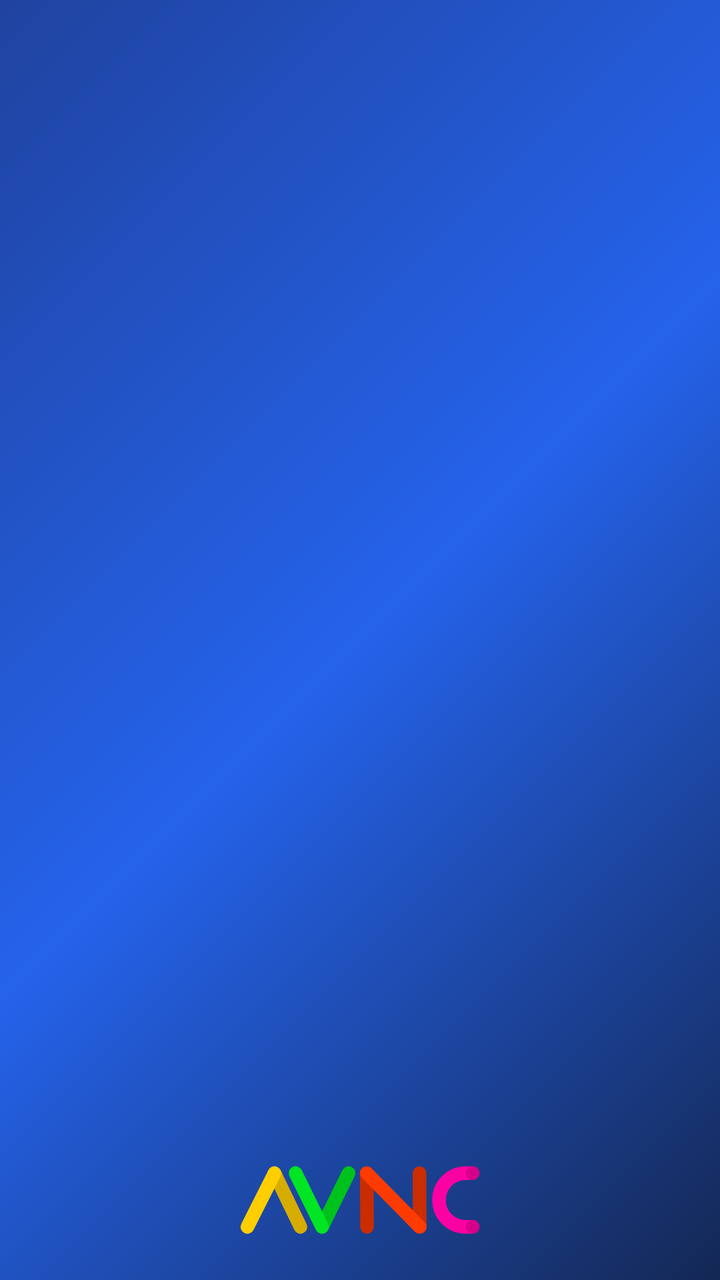
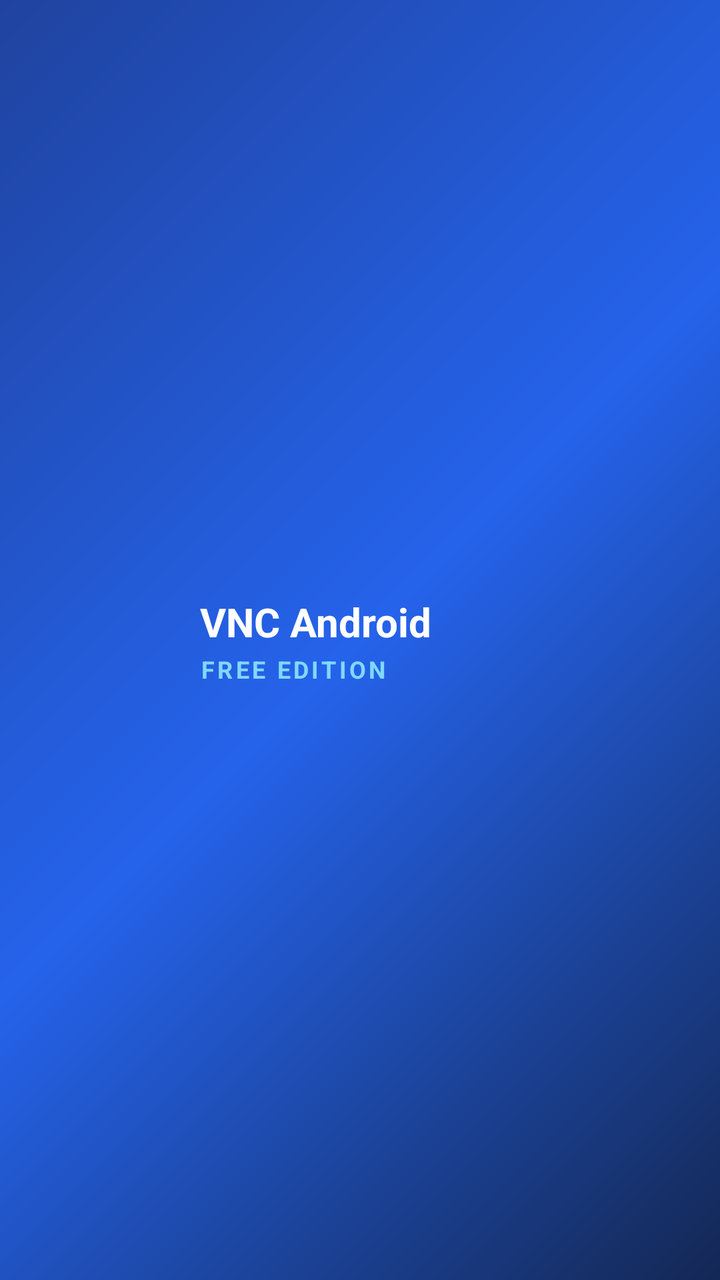

Before-and-after screenshots of an Android layout around one commit, followed by the original layout XML and the change that was made.
<!-- AndroidManifest.xml: application theme App.Theme -->
<!-- res/layout/home_drawer_header.xml -->
<?xml version="1.0" encoding="utf-8"?>
<FrameLayout xmlns:android="http://schemas.android.com/apk/res/android"
    android:layout_width="match_parent"
    android:layout_height="126dp">

    <ImageView
        android:layout_width="match_parent"
        android:layout_height="match_parent"
        android:importantForAccessibility="no"
        android:scaleType="centerCrop"
        android:src="@drawable/ic_launcher_background" />

    <ImageView
        android:layout_width="160dp"
        android:layout_height="80dp"
        android:layout_gravity="center_horizontal|bottom"
        android:importantForAccessibility="no"
        android:src="@drawable/ic_wordmark" />
</FrameLayout>
<!-- resources referenced by this layout -->
<resources>
  <!-- drawable ic_launcher_background (drawable) -->
  <?xml version="1.0" encoding="utf-8"?>
  <vector xmlns:android="http://schemas.android.com/apk/res/android"
      xmlns:aapt="http://schemas.android.com/aapt"
      android:width="108dp"
      android:height="108dp"
      android:viewportWidth="108"
      android:viewportHeight="108">
      <path
          android:pathData="M0,0h108v108h-108z">
          <aapt:attr name="android:fillColor">
              <gradient
                  android:startX="0"
                  android:startY="0"
                  android:endX="108"
                  android:endY="108"
                  android:type="linear">
                  <item android:color="#FF1E3A8A" android:offset="0.0" />
                  <item android:color="#FF2563EB" android:offset="0.5" />
                  <item android:color="#FF0F172A" android:offset="1.0" />
              </gradient>
          </aapt:attr>
      </path>
  </vector>
  <!-- drawable ic_wordmark: vector/xml drawable (drawable, 4077 chars, omitted) -->
  <style name="App.Theme" parent="App.BaseTheme">
          <item name="appBarLayoutStyle">@style/Widget.MaterialComponents.AppBarLayout.Surface</item>
      </style>
  <style name="App.BaseTheme" parent="Theme.MaterialComponents.DayNight.NoActionBar" />
</resources>

<!-- the commit's change to res/layout/home_drawer_header.xml (unified diff, before → after) -->
@@ -1,7 +1,7 @@
 <?xml version="1.0" encoding="utf-8"?>
 <FrameLayout xmlns:android="http://schemas.android.com/apk/res/android"
     android:layout_width="match_parent"
-    android:layout_height="126dp">
+    android:layout_height="140dp">
 
     <ImageView
         android:layout_width="match_parent"
@@ -10,10 +10,43 @@
         android:scaleType="centerCrop"
         android:src="@drawable/ic_launcher_background" />
 
-    <ImageView
-        android:layout_width="160dp"
-        android:layout_height="80dp"
-        android:layout_gravity="center_horizontal|bottom"
-        android:importantForAccessibility="no"
-        android:src="@drawable/ic_wordmark" />
+    <LinearLayout
+        android:layout_width="match_parent"
+        android:layout_height="match_parent"
+        android:gravity="center_vertical"
+        android:orientation="horizontal"
+        android:paddingStart="20dp"
+        android:paddingEnd="20dp">
+
+        <ImageView
+            android:layout_width="64dp"
+            android:layout_height="64dp"
+            android:importantForAccessibility="no"
+            android:src="@mipmap/ic_launcher_round" />
+
+        <LinearLayout
+            android:layout_width="wrap_content"
+            android:layout_height="wrap_content"
+            android:layout_marginStart="16dp"
+            android:orientation="vertical">
+
+            <TextView
+                android:layout_width="wrap_content"
+                android:layout_height="wrap_content"
+                android:text="VNC Android"
+                android:textColor="#FFFFFF"
+                android:textSize="20sp"
+                android:textStyle="bold" />
+
+            <TextView
+                android:layout_width="wrap_content"
+                android:layout_height="wrap_content"
+                android:layout_marginTop="2dp"
+                android:letterSpacing="0.12"
+                android:text="FREE EDITION"
+                android:textColor="#80D8FF"
+                android:textSize="12sp"
+                android:textStyle="bold" />
+        </LinearLayout>
+    </LinearLayout>
 </FrameLayout>
<!-- resource entries referenced after the edit -->
@@ -24,10 +24,71 @@
           </aapt:attr>
       </path>
   </vector>
-  <!-- drawable ic_wordmark: vector/xml drawable (drawable, 4077 chars, omitted) -->
+  <!-- mipmap ic_launcher_round (mipmap-anydpi-v26) -->
+  <?xml version="1.0" encoding="utf-8"?>
+  <adaptive-icon xmlns:android="http://schemas.android.com/apk/res/android">
+      <background android:drawable="@drawable/ic_launcher_background" />
+      <foreground android:drawable="@drawable/ic_launcher_foreground" />
+      <monochrome android:drawable="@drawable/ic_launcher_monochrome" />
+  </adaptive-icon>
   <style name="App.Theme" parent="App.BaseTheme">
           <item name="appBarLayoutStyle">@style/Widget.MaterialComponents.AppBarLayout.Surface</item>
       </style>
+  <!-- drawable ic_launcher_foreground (drawable) -->
+  <?xml version="1.0" encoding="utf-8"?>
+  <vector xmlns:android="http://schemas.android.com/apk/res/android"
+      android:width="108dp"
+      android:height="108dp"
+      android:viewportWidth="108"
+      android:viewportHeight="108">
+      <path
+          android:fillColor="#1E293B"
+          android:strokeColor="#FFFFFF"
+          android:strokeWidth="2.5"
+          android:strokeLineJoin="round"
+          android:pathData="M30,28 L78,28 A4,4 0 0,1 82,32 L82,62 A4,4 0 0,1 78,66 L30,66 A4,4 0 0,1 26,62 L26,32 A4,4 0 0,1 30,28 Z" />
+      <path
+          android:fillColor="#0B1329"
+          android:pathData="M30,32 L78,32 A1,1 0 0,1 79,33 L79,59 A1,1 0 0,1 78,60 L30,60 A1,1 0 0,1 29,59 L29,33 A1,1 0 0,1 30,32 Z" />
+      <path
+          android:fillColor="#CBD5E1"
+          android:pathData="M51,66 L57,66 L57,74 L51,74 Z" />
+      <path
+          android:fillColor="#E2E8F0"
+          android:pathData="M42,74 L66,74 A2,2 0 0,1 68,76 L68,77 A1,1 0 0,1 67,78 L41,78 A1,1 0 0,1 40,77 L40,76 A2,2 0 0,1 42,74 Z" />
+      <path
+          android:fillColor="#FFFFFF"
+          android:strokeColor="#00E5FF"
+          android:strokeWidth="1.2"
+          android:strokeLineJoin="round"
+          android:pathData="M48,39 L48,54 L52,50 L56,54 L58,52 L54,48 L58,48 Z" />
+      <path
+          android:fillColor="#00000000"
+          android:strokeColor="#38BDF8"
+          android:strokeWidth="1.5"
+          android:strokeLineCap="round"
+          android:pathData="M67,39 A5,5 0 0,0 62,44" />
+      <path
+          android:fillColor="#00000000"
+          android:strokeColor="#38BDF8"
+          android:strokeWidth="1.5"
+          android:strokeLineCap="round"
+          android:pathData="M72,39 A10,10 0 0,0 62,49" />
+  </vector>
+  <!-- drawable ic_launcher_monochrome (drawable) -->
+  <?xml version="1.0" encoding="utf-8"?>
+  <vector xmlns:android="http://schemas.android.com/apk/res/android"
+      android:width="108dp"
+      android:height="108dp"
+      android:viewportWidth="108"
+      android:viewportHeight="108">
+      <path
+          android:fillColor="#FFFFFF"
+          android:pathData="M30,28 L78,28 A4,4 0 0,1 82,32 L82,62 A4,4 0 0,1 78,66 L57,66 L57,74 L66,74 A2,2 0 0,1 68,76 L68,78 L40,78 L40,76 A2,2 0 0,1 42,74 L51,74 L51,66 L30,66 A4,4 0 0,1 26,62 L26,32 A4,4 0 0,1 30,28 Z M30,32 L30,60 L78,60 L78,32 Z" />
+      <path
+          android:fillColor="#FFFFFF"
+          android:pathData="M48,39 L48,54 L52,50 L56,54 L58,52 L54,48 L58,48 Z" />
+  </vector>
   <style name="App.BaseTheme" parent="Theme.MaterialComponents.DayNight.NoActionBar" />
 </resources>
 
